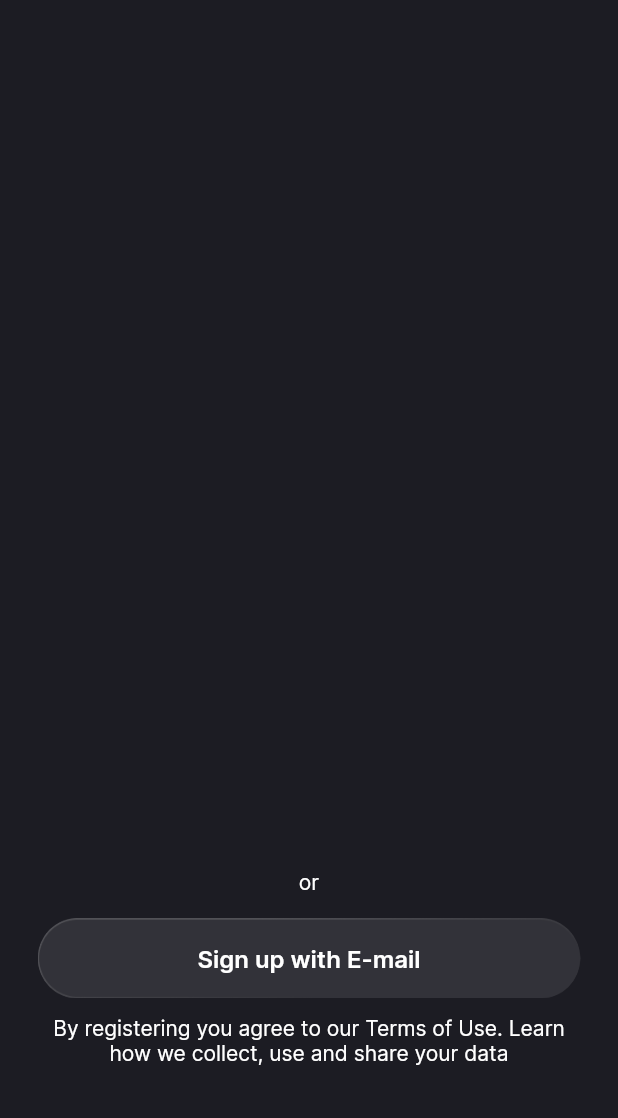
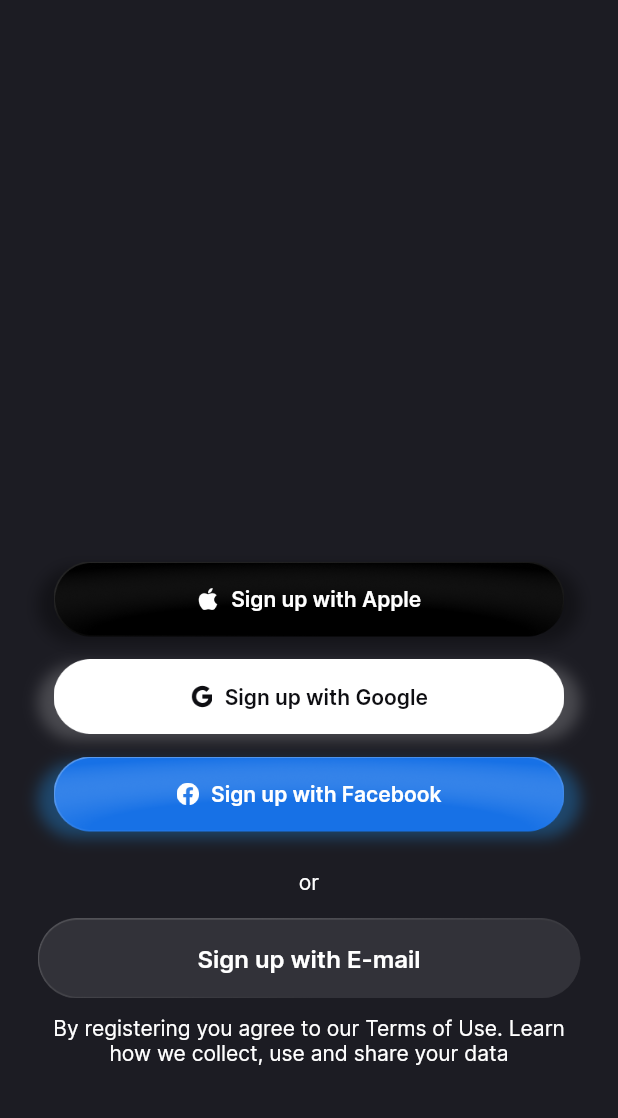
Before and after one commit to Jotham0505/tracker, a Flutter app: the screen it shows after launch, after a tap on "Get Started", on a phone screen of 412 x 824 dp, the part 118-1236 px from its top. Run offline on Flutter 3.47's test engine with Material 3 defaults, Android fonts, the phone set to English and light mode, and no system bars.

Commit message:
3rd commit

```diff
--- a/lib/views/login/social_login.dart
+++ b/lib/views/login/social_login.dart
@@ -16,22 +16,126 @@ class _SocialLoginViewState extends State<SocialLoginView> {
     var media = MediaQuery.sizeOf(context);
     return Scaffold(
       backgroundColor: TColor.gray80,
-      body:SafeArea(
+      body: SafeArea(
         child: Padding(
-                padding: const EdgeInsets.symmetric(horizontal: 25,vertical: 20),
+          padding: const EdgeInsets.symmetric(horizontal: 25, vertical: 20),
           child: Column(
             crossAxisAlignment: CrossAxisAlignment.center,
             children: [
-                   SizedBox(height: media.height*0.03,),
+              SizedBox(
+                height: media.height * 0.03,
+              ),
               Image.asset(
                 "assets/img/app_logo.png",
-                      width: media.width*0.5,
+                width: media.width * 0.5,
                 //height: media.height,
                 fit: BoxFit.contain,
               ),
               Spacer(),
-                    //SizedBox(height: 25,),
-
+              InkWell(
+                onTap: () {},
+                child: Container(
+                  height: 50,
+                  decoration: BoxDecoration(
+                      image: DecorationImage(
+                        image: AssetImage("assets/img/apple_btn.png"),
+                      ),
+                      borderRadius: BorderRadius.circular(30),
+                      boxShadow: [
+                        BoxShadow(
+                            color: Colors.black.withOpacity(0.35),
+                            blurRadius: 8,
+                            offset: Offset(0, 4))
+                      ]),
+                  alignment: Alignment.center,
+                  child: Row(
+                    mainAxisAlignment: MainAxisAlignment.center,
+                    children: [
+                      Image.asset("assets/img/apple.png",width: 15,height: 15,color: TColor.white,),
+                      SizedBox(width: 8,),
+                      Text(
+                        "Sign up with Apple",
+                        style: TextStyle(
+                            color: TColor.white,
+                            //fontFamily: "Inter",
+                            fontSize: 14,
+                            fontWeight: FontWeight.w600),
+                      ),
+                    ],
+                  ),
+                ),
+              ),
+              SizedBox(height: 15,),
+              InkWell(
+                onTap: () {},
+                child: Container(
+                  height: 50,
+                  decoration: BoxDecoration(
+                      image: DecorationImage(
+                        image: AssetImage("assets/img/google_btn.png"),
+                      ),
+                      borderRadius: BorderRadius.circular(30),
+                      boxShadow: [
+                        BoxShadow(
+                            color: Colors.white.withOpacity(0.20),
+                            blurRadius: 8,
+                            offset: Offset(0, 4))
+                      ]),
+                  alignment: Alignment.center,
+                  child: Row(
+                    mainAxisAlignment: MainAxisAlignment.center,
+                    children: [
+                      Image.asset("assets/img/google.png",width: 15,height: 15,color: TColor.gray,),
+                      SizedBox(width: 8,),
+                      Text(
+                        "Sign up with Google",
+                        style: TextStyle(
+                            color: TColor.gray,
+                            //fontFamily: "Inter",
+                            fontSize: 14,
+                            fontWeight: FontWeight.w600),
+                      ),
+                    ],
+                  ),
+                ),
+              ),
+              SizedBox(height: 15,),
+              InkWell(
+                onTap: () {},
+                child: Container(
+                  height: 50,
+                  decoration: BoxDecoration(
+                      image: DecorationImage(
+                        image: AssetImage("assets/img/fb_btn.png"),
+                      ),
+                      borderRadius: BorderRadius.circular(30),
+                      boxShadow: [
+                        BoxShadow(
+                            color: Colors.blue.withOpacity(0.35),
+                            blurRadius: 8,
+                            offset: Offset(0, 4))
+                      ]),
+                  alignment: Alignment.center,
+                  child: Row(
+                    mainAxisAlignment: MainAxisAlignment.center,
+                    children: [
+                      Image.asset("assets/img/fb.png",width: 15,height: 15,),
+                      SizedBox(width: 8,),
+                      Text(
+                        "Sign up with Facebook",
+                        style: TextStyle(
+                            color: TColor.white,
+                            //fontFamily: "Inter",
+                            fontSize: 14,
+                            fontWeight: FontWeight.w600),
+                      ),
+                    ],
+                  ),
+                ),
+              ),
+              SizedBox(
+                height: 25,
+              ),
               Text(
                 "or",
                 style: TextStyle(
@@ -40,12 +144,13 @@ class _SocialLoginViewState extends State<SocialLoginView> {
                 ),
                 textAlign: TextAlign.center,
               ),
-                    SizedBox(height: 15,),
-
-                    Secondarybutton(title: "Sign up with E-mail", onPressed: (){}),
-
-                    SizedBox(height: 10,),
-
+              SizedBox(
+                height: 15,
+              ),
+              Secondarybutton(title: "Sign up with E-mail", onPressed: () {}),
+              SizedBox(
+                height: 10,
+              ),
               Text(
                 "By registering you agree to our Terms of Use. Learn how we collect, use and share your data",
                 style: TextStyle(
@@ -54,7 +159,9 @@ class _SocialLoginViewState extends State<SocialLoginView> {
                 ),
                 textAlign: TextAlign.center,
               ),
-                    SizedBox(height: 15,),
+              SizedBox(
+                height: 15,
+              ),
             ],
           ),
         ),
```
Lines whose indentation alone changed are shown as unchanged.
